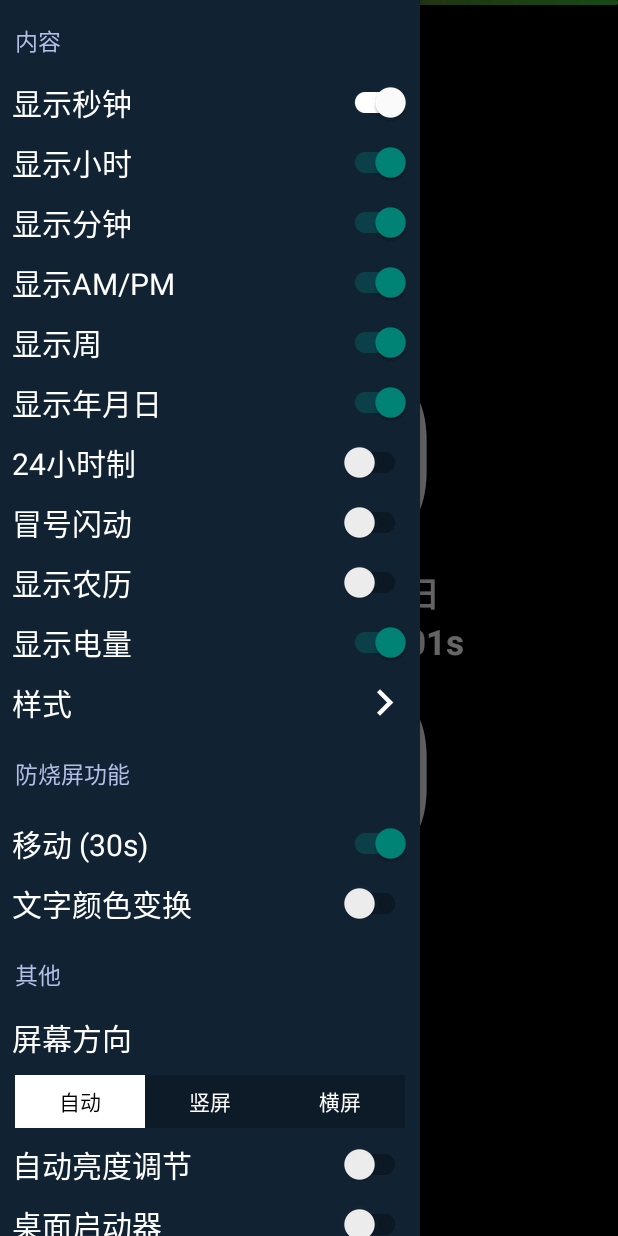
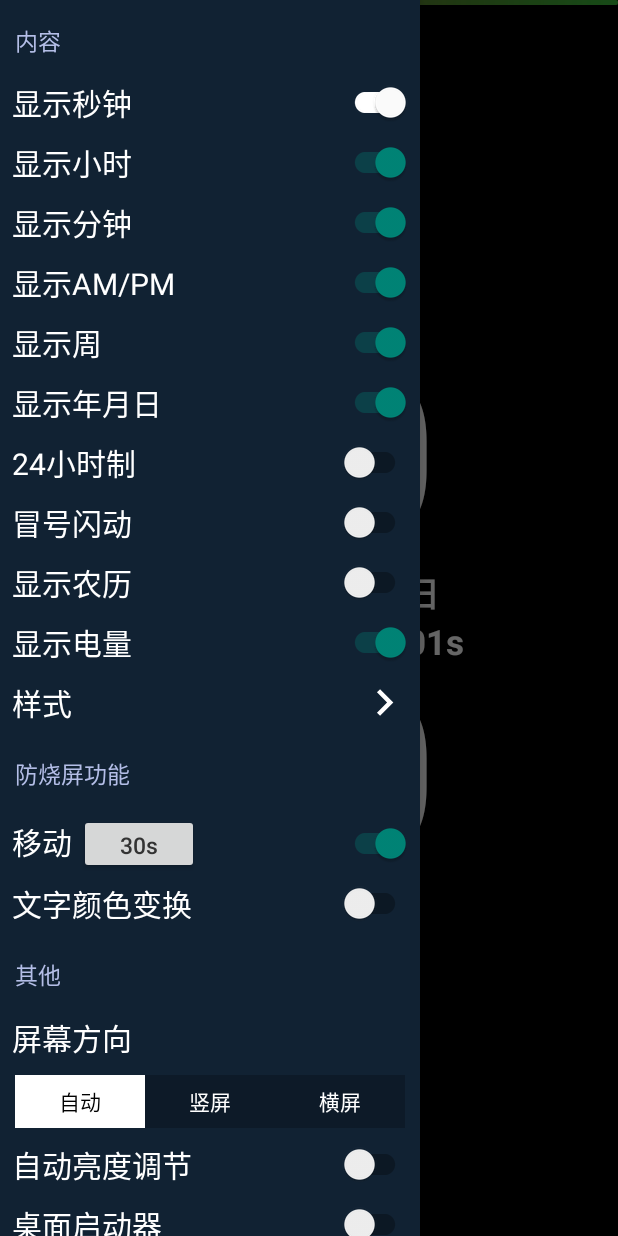
Before and after one commit to Mr-Coding/MyClock-Kotlin, an Android app: the screen it shows after launch (MainActivity), with the side drawer open, on a phone screen of 412 x 824 dp. Run offline under Robolectric (Android 15) with nearby library versions, the phone set to English and light mode, and no system bars; libraries missing offline, so code that uses them is left out: com.divyanshu.colorseekbar; plain views replace SwitchButton; pictures from the network do not load; 1 statement that could not run was skipped.

Commit message:
v 0.25.1  - 添加修改文字移动时间间隔的功能

```diff
--- a/app/build.gradle
+++ b/app/build.gradle
@@ -10,8 +10,8 @@ android {
         applicationId "com.frank.myclock"
         minSdkVersion 14
         targetSdkVersion 28
-        versionCode 39
-        versionName "0.24.1"
+        versionCode 41
+        versionName "0.25.1"
     }
     buildTypes {
         release {
--- a/app/src/main/java/com/frank/myclock/Data.kt
+++ b/app/src/main/java/com/frank/myclock/Data.kt
@@ -8,8 +8,21 @@ import com.frank.myclock.view.MySwitch
 import com.frank.myclock.view.TextSizeSwitch
 
 class Data(context: Context){
+    companion object {
+        var moveTime:String = "30"
+        var count:Int = 0
+    }
+
     private val data:SharedPreferences by lazy { context.getSharedPreferences("settings",Context.MODE_PRIVATE) }
     private val editor = data.edit()
+
+    // 设置移动时间间隔
+    fun getMoveTime():String{
+        return data.getString("MoveTime","30")
+    }
+    fun setMoveTime(value:String){
+        editor.putString("MoveTime",value).commit()
+    }
 
     //是否显示电量
     fun showBatteryProgress():Boolean{
--- a/app/src/main/java/com/frank/myclock/extend/Settings.kt
+++ b/app/src/main/java/com/frank/myclock/extend/Settings.kt
@@ -2,6 +2,8 @@ package com.frank.myclock.extend
 
 import android.Manifest.permission.READ_EXTERNAL_STORAGE
 import android.app.Activity
+import android.app.DatePickerDialog
+import android.app.TimePickerDialog
 import android.content.Context.SENSOR_SERVICE
 import com.frank.myclock.Data
 import com.frank.myclock.time.Time
@@ -15,6 +17,9 @@ import android.os.Build
 import android.util.Log
 import android.view.View
 import android.widget.ImageView
+import android.widget.NumberPicker
+import android.widget.TimePicker
+import android.widget.Toast
 import androidx.core.app.ActivityCompat
 import androidx.core.content.ContextCompat
 import com.bumptech.glide.Glide
@@ -128,6 +133,17 @@ fun Activity.setYMD(data: Data) {
             Time.YMD()
         }else{
             Time.YMDAsLunar()
+        }
+    }
+
+    Data.moveTime = data.getMoveTime()
+    panel_btn_time.text = Data.moveTime+"s"
+    panel_btn_time.setOnClickListener { _ ->
+        MyDialog.showTimePicker(this){
+            Data.moveTime = it
+            Data.count = 0
+            panel_btn_time.text = it+"s"
+            data.setMoveTime(it)
         }
     }
 }
--- a/app/src/main/java/com/frank/myclock/extend/_Activity.kt
+++ b/app/src/main/java/com/frank/myclock/extend/_Activity.kt
@@ -69,7 +69,7 @@ fun Activity.timeRunning(){
                     }
                 } }
             },
-            on30s = {
+            onMoveTime = {
                 runOnUiThread { kotlin.run {
                         if (data.isStartMove()) {
                             move_layout.startMove(data.isStartMove())
--- a/app/src/main/java/com/frank/myclock/time/TimeThread.kt
+++ b/app/src/main/java/com/frank/myclock/time/TimeThread.kt
@@ -1,14 +1,18 @@
 package com.frank.myclock.time
 
-object TimeThread: Thread() {
-//    private val timeThread: TimeThread? = null
+import android.util.Log
+import com.frank.myclock.Data
+import com.frank.myclock.Data.Companion.count
+
+object TimeThread : Thread() {
+    //    private val timeThread: TimeThread? = null
     private var timeChange: SecondChange? = null
     @Volatile
     var isRunning = true
     @Volatile
-    private var count = 1
+//    private var count = 0
     var on1s:(() ->Unit)?=null
-    var on30s:(() ->Unit)?=null
+    var onMoveTime:(() ->Unit)?=null
 
     override fun run() {
         super.run()
@@ -16,9 +20,9 @@ object TimeThread: Thread() {
             Thread.sleep(1000)
             if (isRunning){
                 on1s?.invoke()
-                if (count == 30){
-                    count = 1
-                    on30s?.invoke()
+                if (count == Data.moveTime.toInt()){
+                    count = 0
+                    onMoveTime?.invoke()
                 }
             }
 
@@ -26,13 +30,13 @@ object TimeThread: Thread() {
         }
     }
 
-    fun setTimeListener(on1s:() ->Unit,on30s:() ->Unit) {
+    fun setTimeListener(on1s:() ->Unit, onMoveTime:() ->Unit) {
         this.on1s = on1s
-        this.on30s = on30s
+        this.onMoveTime = onMoveTime
     }
 
     interface SecondChange {
         fun on1s()
-        fun on30s()
+        fun onMoveTime()
     }
 }
--- a/app/src/main/res/layout/panel_settings.xml
+++ b/app/src/main/res/layout/panel_settings.xml
@@ -249,14 +249,26 @@
             <RelativeLayout
                 android:layout_width="match_parent"
                 android:layout_height="40dp">
+                <LinearLayout
+                    android:layout_width="match_parent"
+                    android:layout_height="wrap_content"
+                    android:orientation="horizontal">
                     <TextView
                         android:layout_width="wrap_content"
                         android:layout_height="wrap_content"
                         android:layout_centerVertical="true"
                         android:layout_marginLeft="8dp"
-                    android:text="移动 (30s)"
+                        android:text="移动 "
                         android:textColor="#fff"
                         android:textSize="20sp"/>
+                    <Button android:id="@+id/panel_btn_time"
+                        android:layout_width="80dp"
+                        android:layout_height="wrap_content"
+                        android:text="30s"
+                        android:textAllCaps="false"
+                        android:textColor="#333"
+                        android:textSize="15sp" />
+                </LinearLayout>
                 <com.suke.widget.SwitchButton
                     android:id="@+id/startmove_btn"
                     android:layout_width="55dp"
```
Also changed, not shown: app/src/main/java/com/frank/myclock/view/MyDialog.kt (+18 -0 lines), app/src/main/res/layout/dialog_numberpicker.xml (added, +21 -0 lines), 1 other file. Lines whose indentation alone changed are shown as unchanged.
